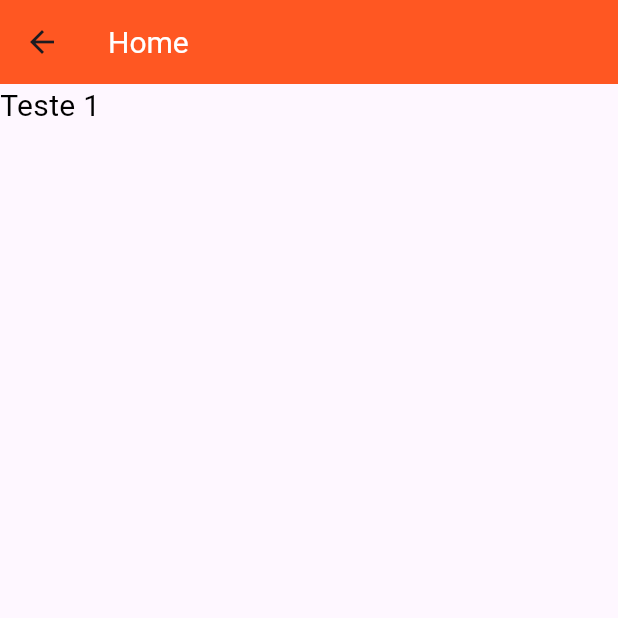
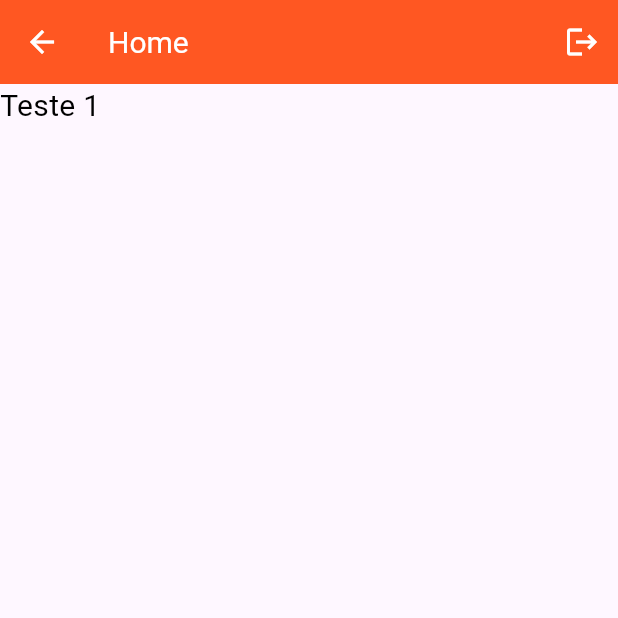
Before and after one commit to gusfrancoo/flutter_example, a Flutter app: the GlobalScaffold screen opened by its route, on a phone screen of 412 x 824 dp, the top half of it. Run offline on Flutter 3.47's test engine with Material 3 defaults, Android fonts, the phone set to English and light mode, and no system bars; our stand-ins replace get.

Commit message:
:sparkles: feat: implementando botão logout

```diff
--- a/lib/main.dart
+++ b/lib/main.dart
@@ -15,6 +15,7 @@ class MyApp extends StatelessWidget {
   @override
   Widget build(BuildContext context) {
     return GetMaterialApp(
+      debugShowCheckedModeBanner: false,
       title: 'Teste Flutter',
       theme: ThemeData(
         primarySwatch: Colors.deepOrange, // Define a cor primária do tema
--- a/lib/utils/widgets/global_scaffold.dart
+++ b/lib/utils/widgets/global_scaffold.dart
@@ -1,5 +1,6 @@
 import 'package:flutter/material.dart';
 import 'package:flutter_faculdade/app/controllers/navigation_controller.dart';
+import 'package:flutter_faculdade/app/routes/app_routes.dart';
 import 'package:flutter_faculdade/app/screens/home_screen.dart';
 import 'package:get/get.dart';
 
@@ -21,13 +22,24 @@ class GlobalScaffold extends StatelessWidget {
       () {
         return
           Scaffold(
+
             appBar: AppBar(
+              actions: [
+                IconButton(
+                  icon: Icon(Icons.logout),
+                  onPressed: () {
+                    Get.offNamed(AppRoutes.login);
+                  },
+                )
+              ],
+              iconTheme: const IconThemeData(color: Colors.white),
               title: Text(
                 _controller.appBarTitle.value,
                 style: TextStyle(
                   color: Colors.white
                 ),
               ),
+              // actionsIconTheme: ,
             ),
             body:
             AnimatedSwitcher(
```
